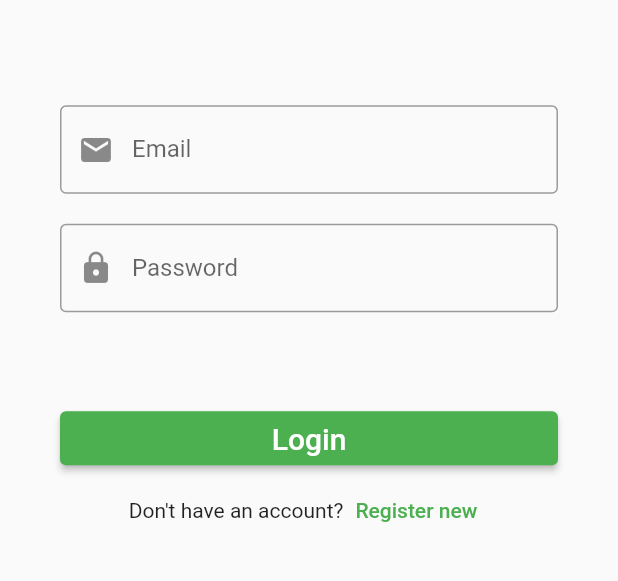
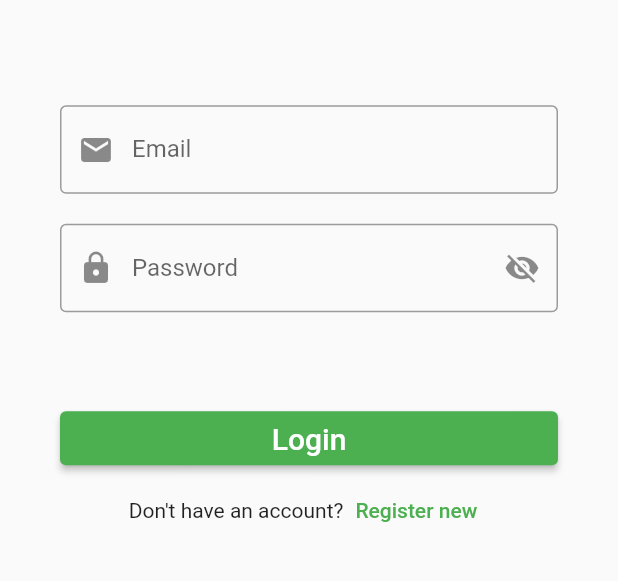
Before and after one commit to jodelmar1016/DSMap, a Flutter app: the screen it shows after launch, on a phone screen of 412 x 824 dp, the part 529-1110 px from its top. Run offline on Flutter 3.47's test engine with Material 2 defaults, Android fonts, the phone set to English and light mode, and no system bars; our stand-ins replace cloud_firestore, firebase_core, firebase_storage, image_picker; accounts and stored records are empty.

Commit message:
handle login

```diff
--- a/lib/authentication/login.dart
+++ b/lib/authentication/login.dart
@@ -1,6 +1,8 @@
 import 'package:flutter/material.dart';
 import 'package:dsmap/screens/user/home.dart';
 import 'package:dsmap/authentication/register.dart';
+import 'package:dsmap/services/auth.dart';
+import 'package:dsmap/models/response.dart';
 
 class Login extends StatefulWidget {
   const Login({super.key});
@@ -10,13 +12,37 @@ class Login extends StatefulWidget {
 }
 
 class _LoginState extends State<Login> {
+  bool passwordObscured = true;
+  bool _isLoading = false;
+
+  final _email = TextEditingController();
+  final _password = TextEditingController();
+  final GlobalKey<FormState> _formKey = GlobalKey<FormState>();
+  final AuthService _auth = AuthService();
+
+  @override
+  void dispose() {
+    _email.dispose();
+    _password.dispose();
+    super.dispose();
+  }
+
   @override
   Widget build(BuildContext context) {
     // EMAIL
     Widget email = Padding(
       padding: const EdgeInsets.symmetric(horizontal: 40),
       child: TextFormField(
+        controller: _email,
         keyboardType: TextInputType.emailAddress,
+        validator: (value) {
+          if (value != null) {
+            if (value.contains('@') && value.endsWith('.com')) {
+              return null;
+            }
+            return 'Enter a Valid Email Address';
+          }
+        },
         decoration: InputDecoration(
           border: OutlineInputBorder(),
           prefixIcon: Icon(Icons.email),
@@ -30,11 +56,31 @@ class _LoginState extends State<Login> {
     Widget password = Padding(
       padding: const EdgeInsets.symmetric(horizontal: 40),
       child: TextFormField(
-        obscureText: true,
+        controller: _password,
+        obscureText: passwordObscured,
+        validator: (value) {
+          if (value == null || value.trim().isEmpty) {
+            return 'This field is required';
+          }
+          if (value.trim().length < 8) {
+            return 'Password must be at least 8 characters in length';
+          }
+          return null;
+        },
         decoration: InputDecoration(
           border: OutlineInputBorder(),
           prefixIcon: Icon(Icons.lock),
           labelText: 'Password',
+          suffixIcon: IconButton(
+            onPressed: () {
+              setState(() {
+                passwordObscured = !passwordObscured;
+              });
+            },
+            icon: Icon(
+              passwordObscured ? Icons.visibility_off : Icons.visibility,
+            ),
+          ),
           // contentPadding: EdgeInsets.fromLTRB(10, 10, 10, 10),
         ),
       ),
@@ -45,11 +91,34 @@ class _LoginState extends State<Login> {
       child: SizedBox(
         width: double.infinity,
         child: ElevatedButton(
-          onPressed: () {
+          onPressed: () async {
+            if (_formKey.currentState!.validate()) {
+              setState(() {
+                _isLoading = true;
+              });
+              Response result = await _auth.signInEmailPassword(
+                  _email.text.trim(), _password.text.trim());
+              setState(() {
+                _isLoading = false;
+              });
+              if (result.code == 500) {
+                showDialog(
+                  context: context,
+                  builder: (context) {
+                    return AlertDialog(
+                      content: Text(result.message.toString()),
+                    );
+                  },
+                );
+              } else {
                 Navigator.pushReplacement(
                   context,
-              MaterialPageRoute(builder: (context) => Home()),
+                  MaterialPageRoute(
+                    builder: (context) => Home(),
+                  ),
                 );
+              }
+            }
           },
           child: Text(
             'Login',
@@ -60,12 +129,15 @@ class _LoginState extends State<Login> {
     );
 
     return Scaffold(
+      resizeToAvoidBottomInset: false,
       body: GestureDetector(
         onTap: () {
           FocusManager.instance.primaryFocus?.unfocus();
         },
-        child: SafeArea(
-          child: SingleChildScrollView(
+        child: Stack(
+          children: [
+            Form(
+              key: _formKey,
               child: Padding(
                 padding: const EdgeInsets.only(top: 100),
                 child: Column(
@@ -105,7 +177,8 @@ class _LoginState extends State<Login> {
                             },
                             child: Text(
                               'Register new',
-                            ))
+                            ),
+                          )
                         ],
                       ),
                     )
@@ -113,6 +186,17 @@ class _LoginState extends State<Login> {
                 ),
               ),
             ),
+            if (_isLoading)
+              Container(
+                color: Colors.black.withOpacity(0.5),
+                child: Center(
+                  child: CircularProgressIndicator(
+                    backgroundColor: Colors.grey[200],
+                    valueColor: AlwaysStoppedAnimation<Color>(Colors.green),
+                  ),
+                ),
+              ),
+          ],
         ),
       ),
     );
```
Lines whose indentation alone changed are shown as unchanged.
